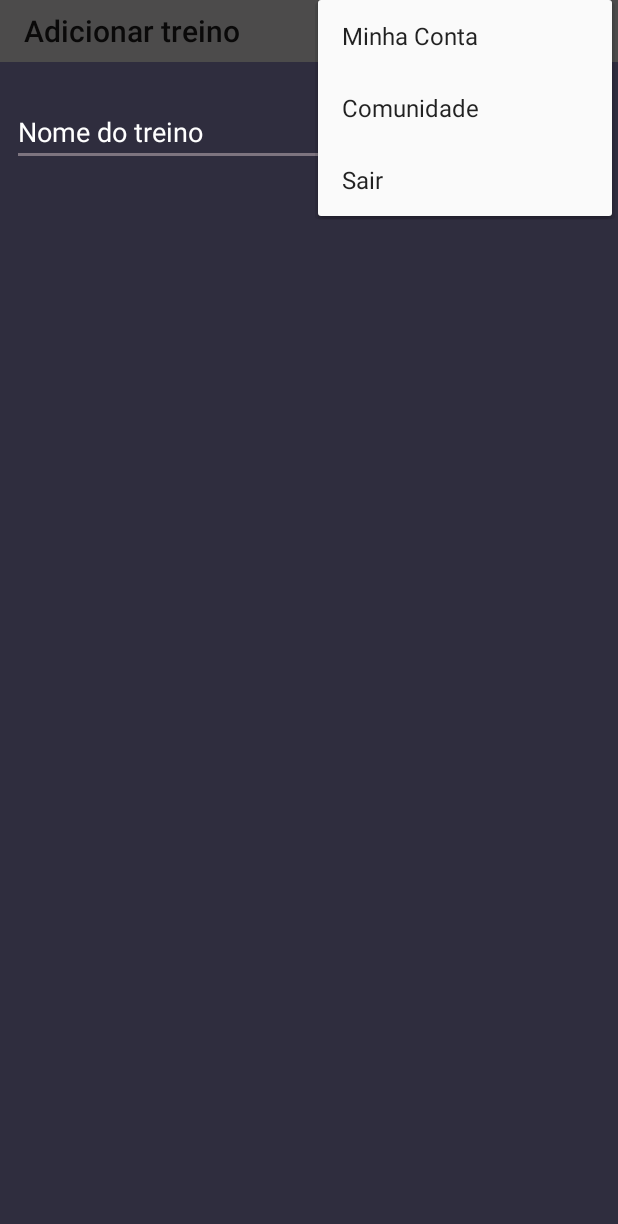
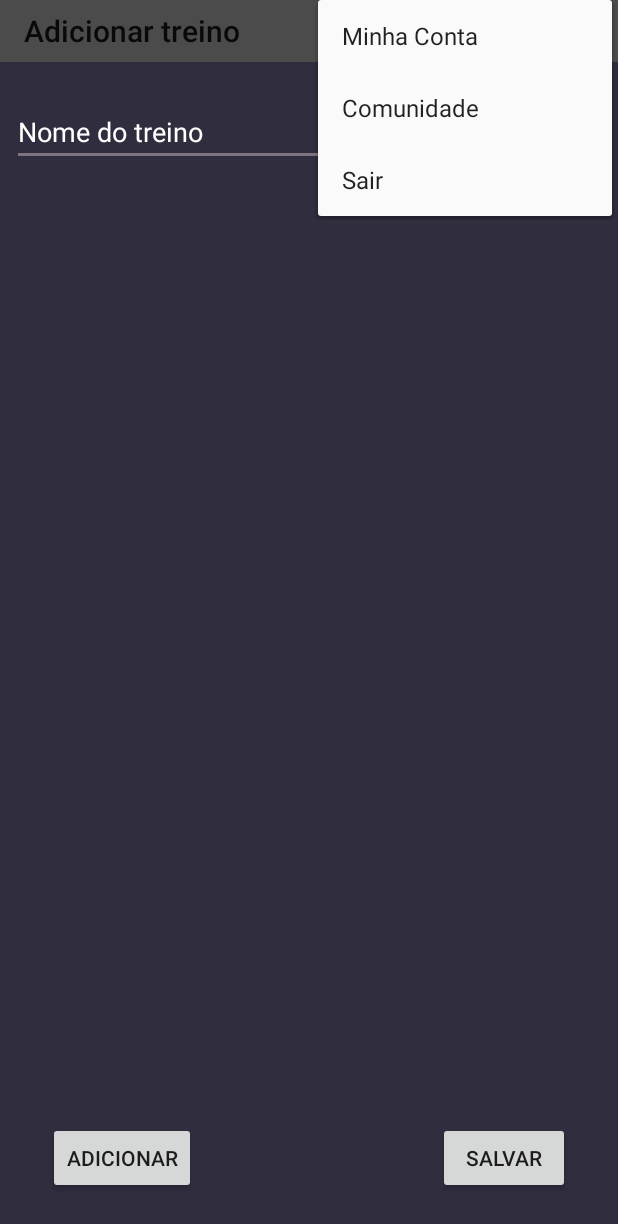
Before and after one commit to newtonjin/hogym, an Android app: the AddTreinoActivity screen opened directly, with no data from a screen before it, with the options menu open, on a phone screen of 412 x 824 dp. Shown: the top 1224 px of the screen. Run offline under Robolectric (Android 15) with nearby library versions, the phone set to English and light mode, and no system bars; our stand-ins replace Firebase (no records; nobody signed in at launch, a user with empty details on screens opened directly).

Commit message:
Commit att

```diff
--- a/app/build.gradle
+++ b/app/build.gradle
@@ -16,7 +16,7 @@ android {
             proguardFiles getDefaultProguardFile('proguard-android.txt'), 'proguard-rules.pro'
         }
     }
-    buildToolsVersion '28.0.2'
+    buildToolsVersion '28.0.3'
 }
 
 dependencies {
--- a/app/src/main/java/com/hog/newto/pf2/AddTreinoActivity.java
+++ b/app/src/main/java/com/hog/newto/pf2/AddTreinoActivity.java
@@ -1,17 +1,29 @@
 package com.hog.newto.pf2;
 
 import android.content.Intent;
+import android.database.sqlite.SQLiteDatabase;
 import android.support.v7.app.AppCompatActivity;
 import android.os.Bundle;
 import android.support.v7.widget.Toolbar;
+import android.text.TextUtils;
 import android.view.Menu;
 import android.view.MenuItem;
+import android.view.View;
+import android.widget.Button;
+import android.widget.EditText;
+import android.widget.ListView;
+import android.widget.Toast;
 
 import com.google.firebase.auth.FirebaseAuth;
 
 public class AddTreinoActivity extends AppCompatActivity {
     private Toolbar tlbar;
     private FirebaseAuth fb;
+    private String nomeTreino;
+    private EditText txtNomeTreino;
+    private Button btnSalvaTreino;
+
+    Database bd= new Database(this);
     @Override
     protected void onCreate(Bundle savedInstanceState) {
         super.onCreate(savedInstanceState);
@@ -20,11 +32,40 @@ public class AddTreinoActivity extends AppCompatActivity {
         setSupportActionBar(tlbar);
         getSupportActionBar().setTitle("Adicionar treino");
         fb=FirebaseAuth.getInstance();
+
+
+
+        txtNomeTreino=(EditText)findViewById(R.id.txtNomeTreino);
+
+
+        btnSalvaTreino=(Button)findViewById(R.id.btnSalvaTreino);
+
+
+        //Listener pro botão de salvar
+        btnSalvaTreino.setOnClickListener(new View.OnClickListener() {
+            @Override
+            public void onClick(View v) {
+                //testa se o campo tá vazio, se tiver com coisa ele insere o que tiver lá! xD
+                nomeTreino=txtNomeTreino.getText().toString();
+                if(!TextUtils.isEmpty(nomeTreino)) {
+                    bd.addTreino(new Treino(nomeTreino));
+                    Toast.makeText(AddTreinoActivity.this,"Treino salvo com sucesso",Toast.LENGTH_LONG).show();
+                    sendToMain();
+                }else{
+                    Toast.makeText(AddTreinoActivity.this,"O treino precisa de um nome", Toast.LENGTH_LONG).show();
+                }
+            }
+        });
+
+
+
+
     }
     @Override
     public boolean onCreateOptionsMenu(Menu menu) {
         getMenuInflater().inflate(R.menu.menu_activity,menu);
         return true;
+
 
     }
     @Override
@@ -57,9 +98,14 @@ public class AddTreinoActivity extends AppCompatActivity {
         finish();
     }
 
-    public void sendToMain(){
-        Intent intentTreinos= new Intent(AddTreinoActivity.this,TreinosActivity.class);
+    public void sendToMain() {
+        Intent intentTreinos = new Intent(AddTreinoActivity.this, TreinosActivity.class);
+        Bundle nome = new Bundle();
+        nome.putString("nome", nomeTreino);
+        intentTreinos.putExtras(nome);
         startActivity(intentTreinos);
         finish();
+
+
     }
 }
--- a/app/src/main/java/com/hog/newto/pf2/ContaActivity.java
+++ b/app/src/main/java/com/hog/newto/pf2/ContaActivity.java
@@ -107,6 +107,7 @@ public class ContaActivity extends AppCompatActivity {
 
 
                      imgURI = Uri.parse(imagem);
+
 
                      //Utiliza da library do glide pra setar a imagem que a activity mostra para a que pegamos no fbscollection
                         RequestOptions PlaceholderRequest=new RequestOptions();
--- a/app/src/main/res/layout/activity_add_treino.xml
+++ b/app/src/main/res/layout/activity_add_treino.xml
@@ -37,4 +37,24 @@
         app:layout_constraintHorizontal_bias="0.503"
         app:layout_constraintStart_toStartOf="parent"
         app:layout_constraintTop_toBottomOf="@+id/tlBar" />
+
+    <Button
+        android:id="@+id/btnAddTreino"
+        android:layout_width="wrap_content"
+        android:layout_height="wrap_content"
+        android:layout_marginStart="32dp"
+        android:layout_marginBottom="28dp"
+        android:text="Adicionar"
+        app:layout_constraintBottom_toBottomOf="parent"
+        app:layout_constraintStart_toStartOf="parent" />
+
+    <Button
+        android:id="@+id/btnSalvaTreino"
+        android:layout_width="wrap_content"
+        android:layout_height="wrap_content"
+        android:layout_marginEnd="32dp"
+        android:layout_marginBottom="28dp"
+        android:text="Salvar"
+        app:layout_constraintBottom_toBottomOf="parent"
+        app:layout_constraintEnd_toEndOf="parent" />
 </android.support.constraint.ConstraintLayout>
--- a/build.gradle
+++ b/build.gradle
@@ -7,7 +7,7 @@ buildscript {
         jcenter()
     }
     dependencies {
-        classpath 'com.android.tools.build:gradle:3.2.0'
+        classpath 'com.android.tools.build:gradle:3.2.1'
 
 
         // NOTE: Do not place your application dependencies here; they belong
```
Also changed, not shown: app/src/main/java/com/hog/newto/pf2/Exercicio.java (added, +57 -0 lines), app/src/main/java/com/hog/newto/pf2/Treino.java (added, +32 -0 lines), app/src/main/java/com/hog/newto/pf2/TreinosActivity.java (+10 -0 lines), app/src/main/res/layout/activity_treinos.xml (+13 -0 lines).
